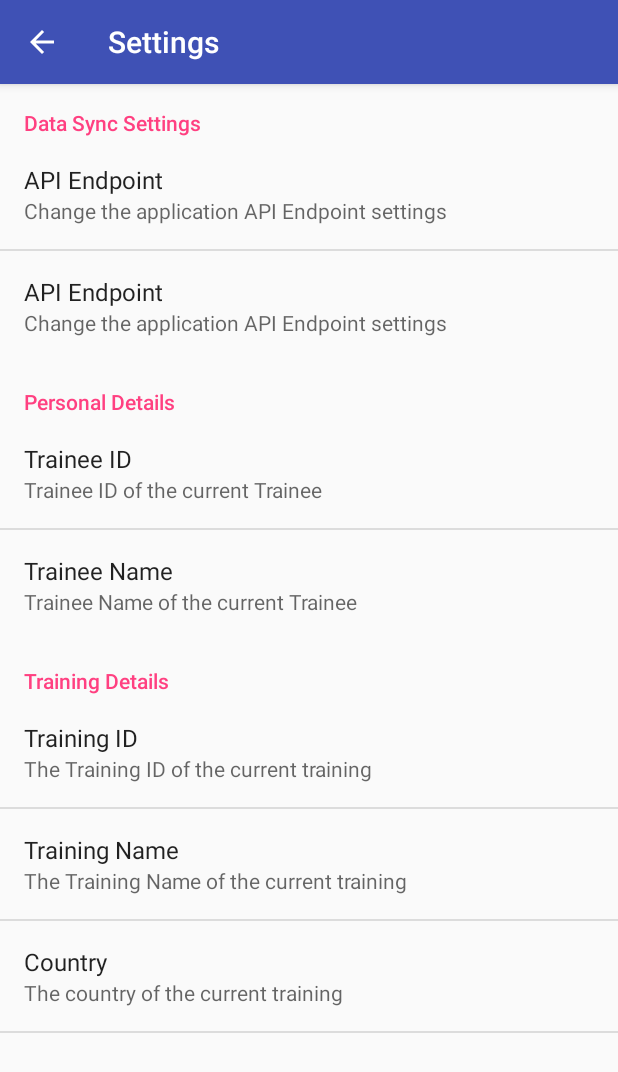
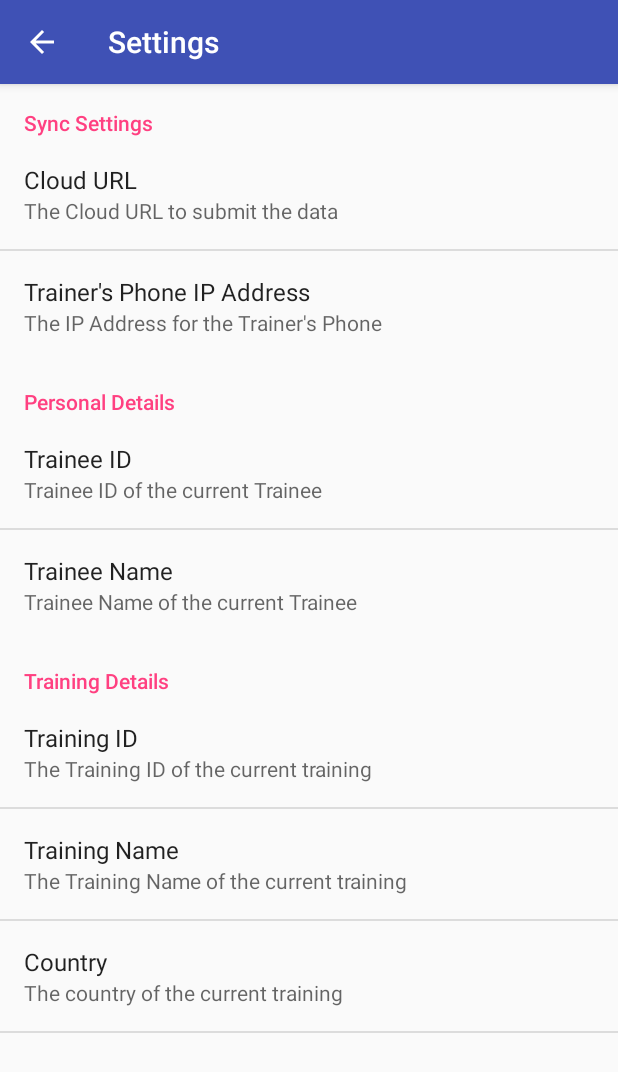
Before and after one commit to livinggoods/MCQExamApp, an Android app: the SettingsActivity screen opened directly, with no data from a screen before it, on a phone screen of 412 x 824 dp. Shown: the top 1072 px of the screen. Run offline under Robolectric (Android 15) with nearby library versions, the phone set to English and light mode, and no system bars; network calls fail.

Commit message:
Added Some settings

```diff
--- a/app/src/main/java/org/livinggoods/exam/activity/ExamListActivity.kt
+++ b/app/src/main/java/org/livinggoods/exam/activity/ExamListActivity.kt
@@ -85,6 +85,7 @@ class ExamListActivity : BaseActivity() {
             }
 
             R.id.menu_trigger_upload -> {
+                ExamSyncServiceAdapter.syncImmediately(this@ExamListActivity)
                 true
             }
 
--- a/app/src/main/java/org/livinggoods/exam/network/API.kt
+++ b/app/src/main/java/org/livinggoods/exam/network/API.kt
@@ -18,6 +18,7 @@ interface API {
     @GET("training/{training_id}/exams")
     fun getExams(@Path(value = "training_id", encoded = true) trainingId: String): Call<ResponseBody>
 
-    @POST("/training/exam/result/save")
+    @Headers("Cache-Control: no-cache")
+    @POST("training/exam/result/save")
     fun saveExamsAnswers(@Body answers: MutableList<Answer>): Call<ResponseBody>
 }
--- a/app/src/main/java/org/livinggoods/exam/network/APIClient.kt
+++ b/app/src/main/java/org/livinggoods/exam/network/APIClient.kt
@@ -27,7 +27,7 @@ object APIClient {
 
     fun getClient(context: Context): Retrofit {
 
-        val BASE_URL = "http://ac59ef66.ngrok.io/api/v1/"
+        val BASE_URL = "http://3fae3729.ngrok.io/api/v1/"
 
         val logging = HttpLoggingInterceptor()
         logging.level = HttpLoggingInterceptor.Level.BODY
--- a/app/src/main/java/org/livinggoods/exam/service/ExamSyncServiceAdapter.kt
+++ b/app/src/main/java/org/livinggoods/exam/service/ExamSyncServiceAdapter.kt
@@ -29,23 +29,21 @@ class ExamSyncServiceAdapter(context: Context, autoInitialize: Boolean) : Abstra
     override fun onPerformSync(account: Account, extras: Bundle, authority: String,
                                provider: ContentProviderClient, syncResult: SyncResult) {
 
-        Log.e("STATUS", "ON SYNC Adapter")
-
         val exams = SugarRecord.findAll(Exam::class.java).asSequence().toMutableList()
         for (exam in exams) {
 
-            val questionsSize = SugarRecord.count<Question>(Question::class.java, "LOCAL_EXAM_ID=?", arrayOf(exam.examId))
+            val questionsSize = SugarRecord.count<Question>(Question::class.java, "LOCAL_EXAM_ID=?", arrayOf(exam.id.toString()))
             val answers = SugarRecord.find(Answer::class.java, "TRAINING_EXAM_ID=?", exam.examId)
                     .asSequence()
                     .toMutableList()
 
-            if (questionsSize != answers.size.toLong()) {
+            if (answers.size.toLong() >= questionsSize) {
                 continue
             }
 
             val api = APIClient.getClient(context).create(API::class.java)
             val call = api.saveExamsAnswers(answers)
-            call.enqueue(object: Callback<ResponseBody> {
+            call.enqueue(object : Callback<ResponseBody> {
 
                 override fun onResponse(call: Call<ResponseBody>?, response: Response<ResponseBody>?) {
 
--- a/app/src/main/res/values/strings.xml
+++ b/app/src/main/res/values/strings.xml
@@ -3,6 +3,8 @@
     <string name="title_available_exams">Available Exams</string>
     <string name="sync_account_type">org.livinggoods.exam</string>
     <string name="content_authority">org.livinggoods.exam.content</string>
+    <string name="config_api_endpoint_default">http://69e33bd0.ngrok.io/api/v1/</string>
+
 
     <!-- TODO: Remove or change this placeholder text -->
     <string name="hello_blank_fragment">Hello blank fragment</string>
@@ -29,14 +31,6 @@
     <string name="no_exam_selected">No Exam Selected</string>
     <string name="cannot_retake_exam">You cannot retake this exam</string>
 
-    <!--Settings-->
-    <string name="setting_network">Data Sync Settings</string>
-    <string name="config_api_endpoint">config_api_endpoint</string>
-    <string name="config_api_endpoint_title">API Endpoint</string>
-    <string name="config_api_endpoint_summary">Change the application API Endpoint settings</string>
-    <string name="config_api_endpoint_default">http://expansion-test.lg-apps.com/api/v1/</string>
-
-
     <string name="setting_personal">Personal Details</string>
     <string name="setting_training">Training Details</string>
     <string name="title_settings">Settings</string>
--- a/app/src/main/res/xml/settings.xml
+++ b/app/src/main/res/xml/settings.xml
@@ -3,20 +3,19 @@
     xmlns:android="http://schemas.android.com/apk/res/android">
 
     <PreferenceCategory
-        android:title="@string/setting_network"
+        android:title="Sync Settings"
         >
 
         <EditTextPreference
-            android:key="@string/config_api_endpoint"
-            android:title="@string/config_api_endpoint_title"
-            android:summary="@string/config_api_endpoint_summary"
+            android:key="config_api_endpoint"
+            android:title="Cloud URL"
+            android:summary="The Cloud URL to submit the data"
             android:defaultValue="@string/config_api_endpoint_default"/>
 
         <EditTextPreference
-            android:key="@string/config_api_endpoint"
-            android:title="@string/config_api_endpoint_title"
-            android:summary="@string/config_api_endpoint_summary"
-            android:defaultValue="@string/config_api_endpoint_default"/>
+            android:key="config_trainer_phone"
+            android:title="Trainer's Phone IP Address"
+            android:summary="The IP Address for the Trainer's Phone"/>
 
     </PreferenceCategory>
 
@@ -26,7 +25,8 @@
         <Preference
             android:key="config_trainee_id"
             android:title="Trainee ID"
-            android:summary="Trainee ID of the current Trainee" />
+            android:summary="Trainee ID of the current Trainee"
+            android:defaultValue="123"/>
 
         <Preference
             android:key="config_trainee_name"
```
